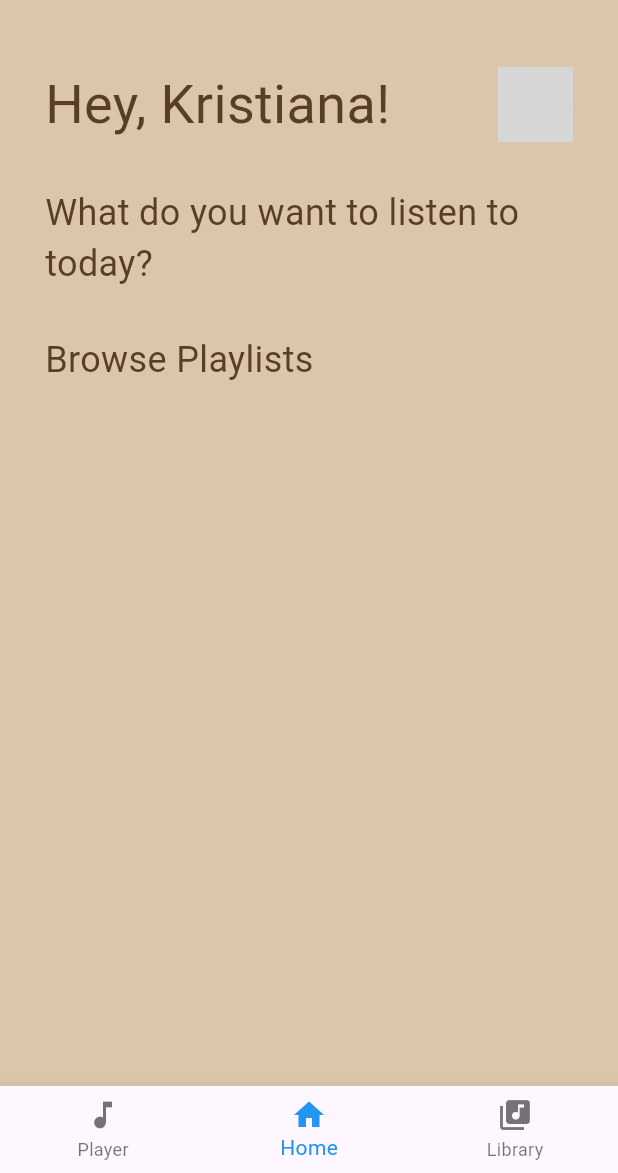
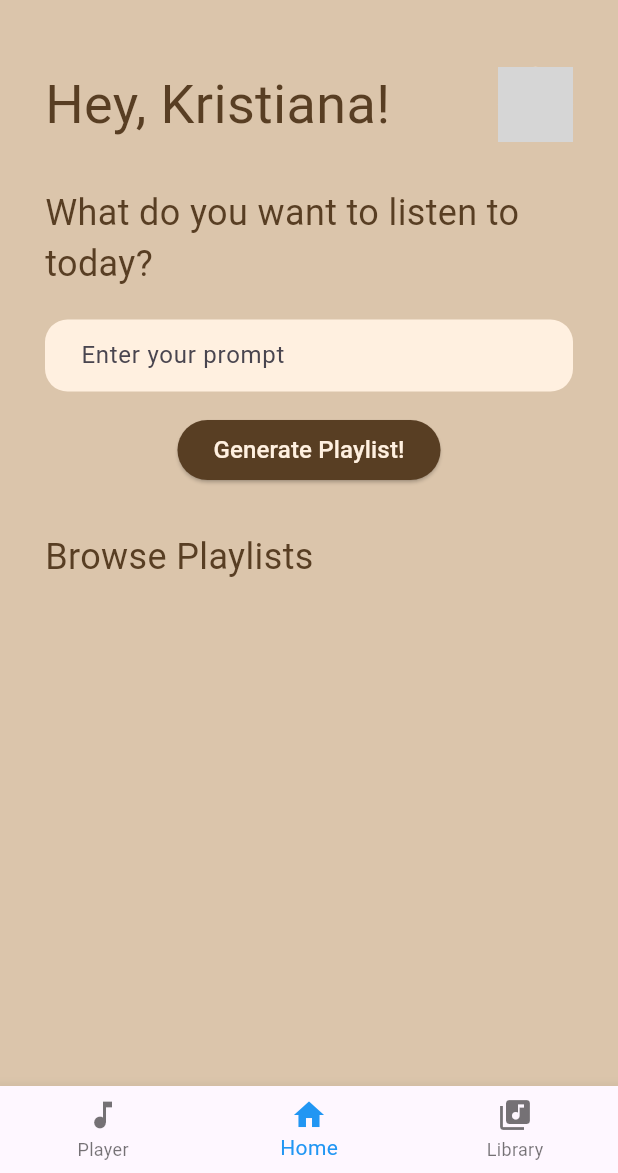
Before and after one commit to kris-krsh02/melodiq, a Flutter app: the screen it shows after launch, after a tap on "Continue with Google", on a phone screen of 412 x 824 dp, the part 63-1236 px from its top. Run offline on Flutter 3.47's test engine with Material 3 defaults, Android fonts, the phone set to English and light mode, and no system bars; our stand-ins replace google_fonts; network calls fail; Roboto replaces fonts that are missing (Jura); grey boxes are pictures that could not be loaded.

Commit message:
prompt box configed

```diff
--- a/frontend/lib/pages/home_page.dart
+++ b/frontend/lib/pages/home_page.dart
@@ -1,8 +1,31 @@
 import 'package:flutter/material.dart';
 import '../components/custom_app_bar.dart';
 
-class HomePage extends StatelessWidget {
+class HomePage extends StatefulWidget {
   const HomePage({super.key});
+
+  @override
+  _HomePageState createState() => _HomePageState();
+}
+
+class _HomePageState extends State<HomePage> {
+  // Create a TextEditingController to manage the input
+  final TextEditingController _textController = TextEditingController();
+
+  @override
+  void dispose() {
+    // Dispose of the controller when the widget is disposed
+    _textController.dispose();
+    super.dispose();
+  }
+
+  void _submitInput() {
+    // Access the input text
+    String userInput = _textController.text;
+    // For now, just print it. Later, you can pass this to an API
+    print('User input: $userInput');
+    // TODO: Pass the userInput to an API
+  }
 
   @override
   Widget build(BuildContext context) {
@@ -48,6 +71,45 @@ class HomePage extends StatelessWidget {
                 'What do you want to listen to today?',
                 style: TextStyle(fontSize: 24),
               ),
+              const SizedBox(height: 20),
+              TextField(
+                controller: _textController, // Attach the controller
+                decoration: InputDecoration(
+                  filled: true,
+                  fillColor: Theme.of(context)
+                      .elevatedButtonTheme
+                      .style!
+                      .backgroundColor!
+                      .resolve({}), // Background color
+                  border: OutlineInputBorder(
+                    borderRadius: BorderRadius.circular(15.0), // Curved edges
+                    borderSide: BorderSide.none, // Remove the border
+                  ),
+                  hintText: 'Enter your prompt', // Sample input text
+                  contentPadding:
+                      EdgeInsets.symmetric(vertical: 10.0, horizontal: 20.0),
+                ),
+                maxLines: null, // Allow the text field to grow vertically
+                minLines: 1, // Minimum number of lines
+              ),
+              const SizedBox(height: 15),
+              ElevatedButton(
+                onPressed:
+                    _submitInput, // Call the function when button is presse
+                style: ElevatedButton.styleFrom(
+                    backgroundColor:
+                        Theme.of(context).textTheme.bodyLarge?.color),
+                child: Text(
+                  'Generate Playlist!',
+                  style: TextStyle(
+                      fontSize: 16,
+                      color: Theme.of(context)
+                          .elevatedButtonTheme
+                          .style!
+                          .backgroundColor!
+                          .resolve({})),
+                ),
+              ),
               const SizedBox(height: 30),
               const Row(
                 children: [
@@ -57,8 +119,7 @@ class HomePage extends StatelessWidget {
                     textAlign: TextAlign.left,
                   ),
                 ],
-              )
-
+              ),
               // Add more widgets below as needed
             ],
           ),
```
